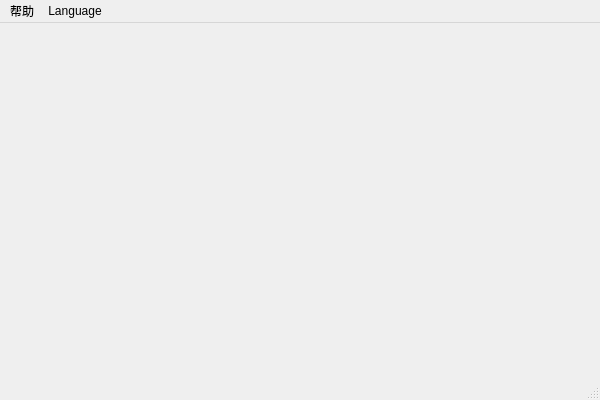
BiggerBinBin/QtCanPlatform, file QtCanPlatform.ui: the form before one commit.
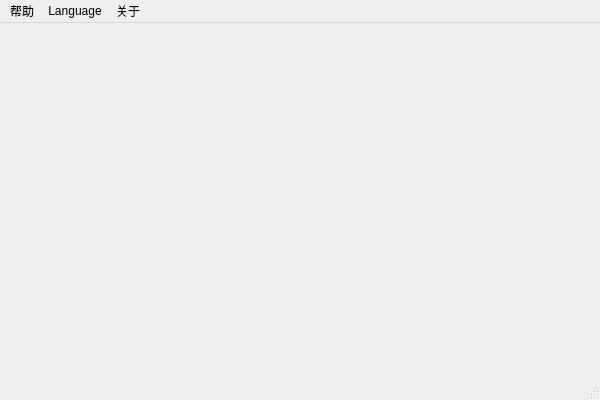
The form after the commit.

The edit to the form file:
```diff
--- a/QtCanPlatform.ui
+++ b/QtCanPlatform.ui
@@ -40,8 +40,15 @@
     <addaction name="actionChinese"/>
     <addaction name="actionEnglish"/>
    </widget>
+   <widget class="QMenu" name="menu_2">
+    <property name="title">
+     <string>关于</string>
+    </property>
+    <addaction name="actionAboutQT"/>
+   </widget>
    <addaction name="menu"/>
    <addaction name="menuLanguage"/>
+   <addaction name="menu_2"/>
   </widget>
   <widget class="QStatusBar" name="statusBar"/>
   <action name="action_History">
```
Left out of the diff: 11 changed lines with no effect on the pictures.
